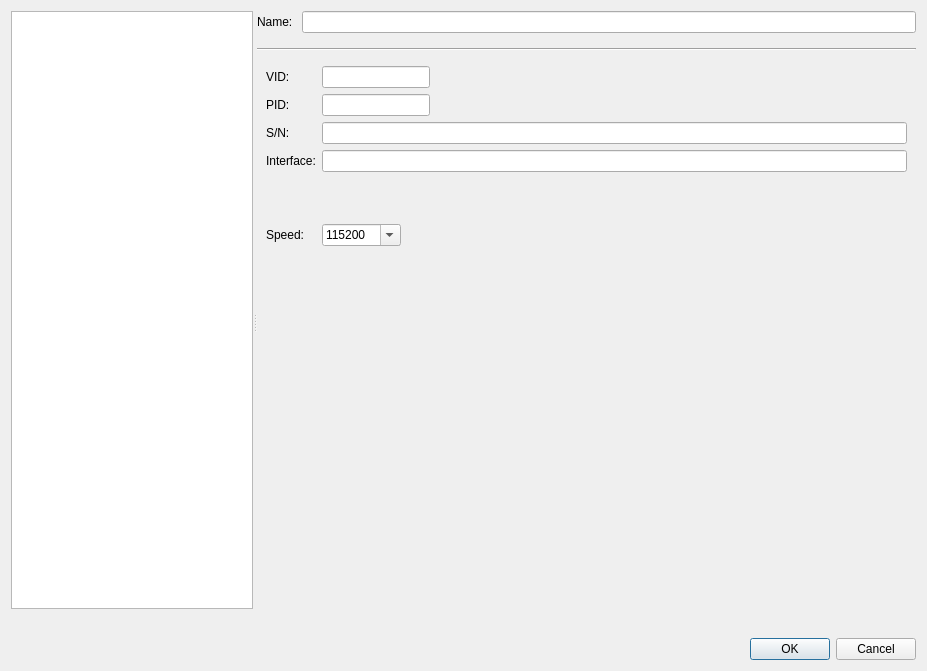
Above: src/ui/chooseconnectiondlg.ui from Tasssadar/Lorris before the change. Below: the same form after it.
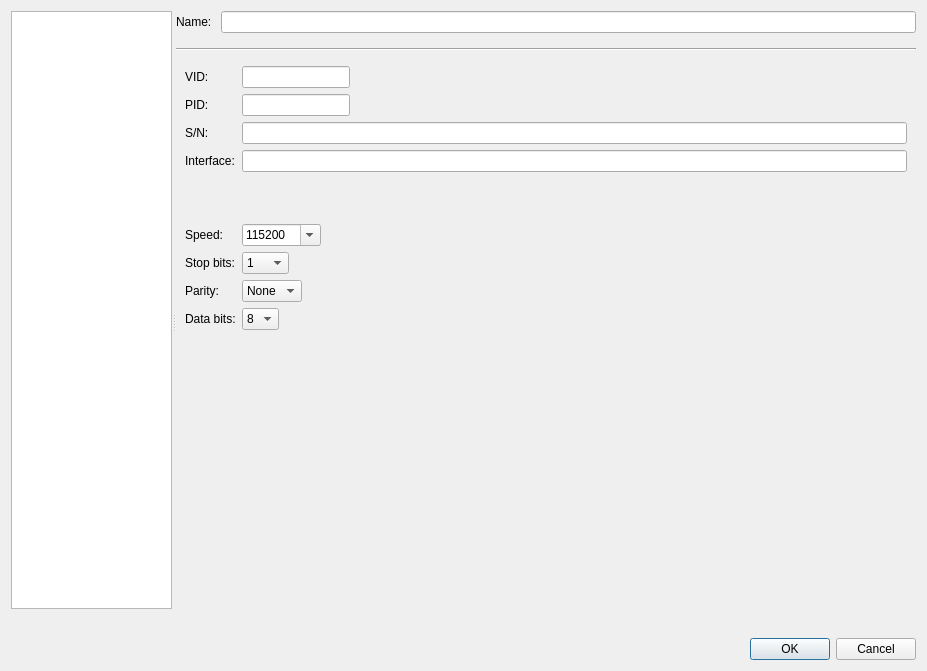
That is the form after the change. The open tabs and pages were chosen to show the change. Icons and pictures are not drawn.

Commit message: Support for parity and data/stop bit settings on acm conns.

Patch:
```diff
--- a/src/ui/chooseconnectiondlg.ui
+++ b/src/ui/chooseconnectiondlg.ui
@@ -896,6 +896,182 @@
                 </property>
                </spacer>
               </item>
+              <item row="6" column="0">
+               <widget class="QLabel" name="label_16">
+                <property name="text">
+                 <string>Stop bits:</string>
+                </property>
+               </widget>
+              </item>
+              <item row="6" column="1">
+               <widget class="QWidget" name="widget_5" native="true">
+                <layout class="QHBoxLayout" name="horizontalLayout_9">
+                 <property name="margin">
+                  <number>0</number>
+                 </property>
+                 <item>
+                  <widget class="QComboBox" name="usbStopBitsCombo">
+                   <property name="sizePolicy">
+                    <sizepolicy hsizetype="Preferred" vsizetype="Fixed">
+                     <horstretch>0</horstretch>
+                     <verstretch>0</verstretch>
+                    </sizepolicy>
+                   </property>
+                   <property name="currentIndex">
+                    <number>0</number>
+                   </property>
+                   <item>
+                    <property name="text">
+                     <string>1</string>
+                    </property>
+                   </item>
+                   <item>
+                    <property name="text">
+                     <string>1.5</string>
+                    </property>
+                   </item>
+                   <item>
+                    <property name="text">
+                     <string>2</string>
+                    </property>
+                   </item>
+                  </widget>
+                 </item>
+                 <item>
+                  <spacer name="horizontalSpacer_7">
+                   <property name="orientation">
+                    <enum>Qt::Horizontal</enum>
+                   </property>
+                   <property name="sizeHint" stdset="0">
+                    <size>
+                     <width>510</width>
+                     <height>17</height>
+                    </size>
+                   </property>
+                  </spacer>
+                 </item>
+                </layout>
+               </widget>
+              </item>
+              <item row="7" column="0">
+               <widget class="QLabel" name="label_17">
+                <property name="text">
+                 <string>Parity:</string>
+                </property>
+               </widget>
+              </item>
+              <item row="7" column="1">
+               <widget class="QWidget" name="widget_9" native="true">
+                <layout class="QHBoxLayout" name="horizontalLayout_10">
+                 <property name="margin">
+                  <number>0</number>
+                 </property>
+                 <item>
+                  <widget class="QComboBox" name="usbParityCombo">
+                   <property name="sizePolicy">
+                    <sizepolicy hsizetype="Preferred" vsizetype="Fixed">
+                     <horstretch>0</horstretch>
+                     <verstretch>0</verstretch>
+                    </sizepolicy>
+                   </property>
+                   <property name="currentIndex">
+                    <number>0</number>
+                   </property>
+                   <item>
+                    <property name="text">
+                     <string>None</string>
+                    </property>
+                   </item>
+                   <item>
+                    <property name="text">
+                     <string>Odd</string>
+                    </property>
+                   </item>
+                   <item>
+                    <property name="text">
+                     <string>Even</string>
+                    </property>
+                   </item>
+                  </widget>
+                 </item>
+                 <item>
+                  <spacer name="horizontalSpacer_8">
+                   <property name="orientation">
+                    <enum>Qt::Horizontal</enum>
+                   </property>
+                   <property name="sizeHint" stdset="0">
+                    <size>
+                     <width>536</width>
+                     <height>17</height>
+                    </size>
+                   </property>
+                  </spacer>
+                 </item>
+                </layout>
+               </widget>
+              </item>
+              <item row="8" column="0">
+               <widget class="QLabel" name="label_18">
+                <property name="text">
+                 <string>Data bits:</string>
+                </property>
+               </widget>
+              </item>
+              <item row="8" column="1">
+               <widget class="QWidget" name="widget_10" native="true">
+                <layout class="QHBoxLayout" name="horizontalLayout_11">
+                 <property name="margin">
+                  <number>0</number>
+                 </property>
+                 <item>
+                  <widget class="QComboBox" name="usbDataBitsCombo">
+                   <property name="sizePolicy">
+                    <sizepolicy hsizetype="Preferred" vsizetype="Fixed">
+                     <horstretch>0</horstretch>
+                     <verstretch>0</verstretch>
+                    </sizepolicy>
+                   </property>
+                   <property name="currentIndex">
+                    <number>3</number>
+                   </property>
+                   <item>
+                    <property name="text">
+                     <string>5</string>
+                    </property>
+                   </item>
+                   <item>
+                    <property name="text">
+                     <string>6</string>
+                    </property>
+                   </item>
+                   <item>
+                    <property name="text">
+                     <string>7</string>
+                    </property>
+                   </item>
+                   <item>
+                    <property name="text">
+                     <string>8</string>
+                    </property>
+                   </item>
+                  </widget>
+                 </item>
+                 <item>
+                  <spacer name="horizontalSpacer_9">
+                   <property name="orientation">
+                    <enum>Qt::Horizontal</enum>
+                   </property>
+                   <property name="sizeHint" stdset="0">
+                    <size>
+                     <width>536</width>
+                     <height>17</height>
+                    </size>
+                   </property>
+                  </spacer>
+                 </item>
+                </layout>
+               </widget>
+              </item>
              </layout>
             </widget>
            </item>
```
Left out of the diff: 2 changed lines with no effect on the pictures. The commit also changes 4 other files.
